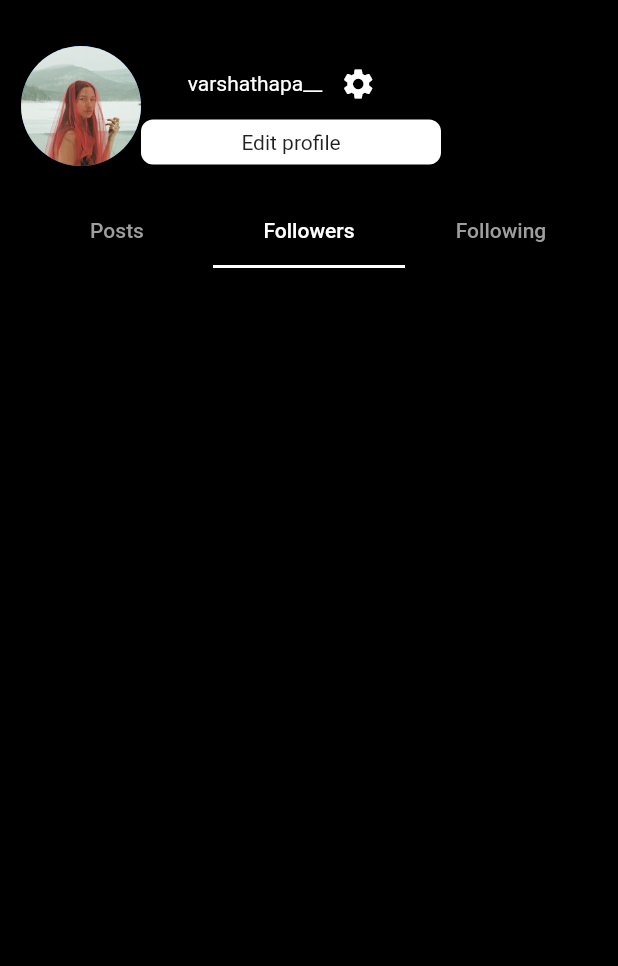
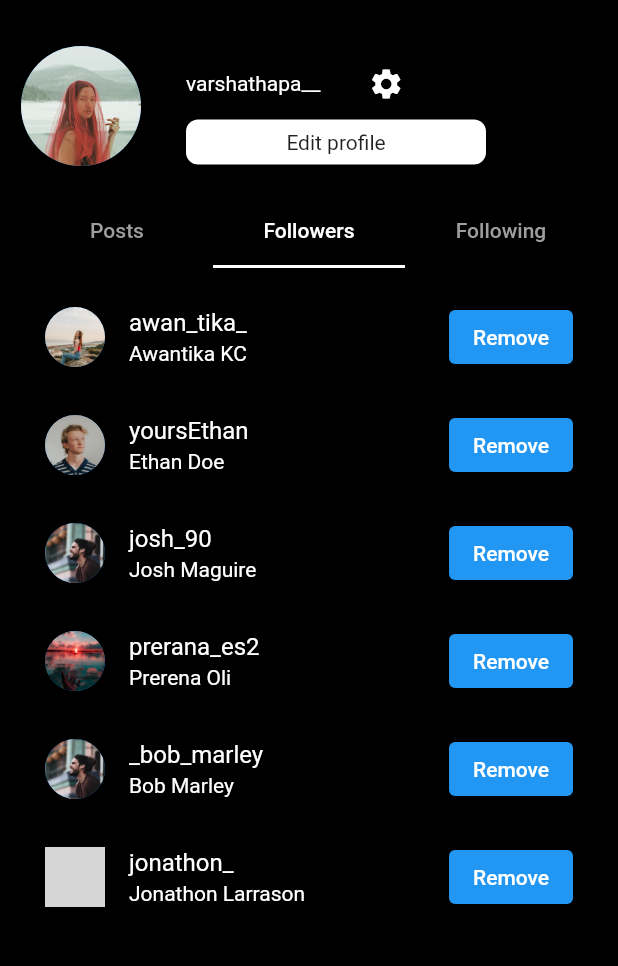
Before and after one commit to khadkabindu/chitchats, a Flutter app: the Profile screen opened directly, tab 2 chosen, on a phone screen of 412 x 824 dp, the part 59-1025 px from its top. Run offline on Flutter 3.47's test engine with Material 2 defaults, Android fonts, the phone set to English and light mode, and no system bars; grey boxes are pictures that could not be loaded.

Commit message:
added followers list

```diff
--- /dev/null
+++ b/lib/screens/followers_list.dart
@@ -0,0 +1,29 @@
+import 'package:flutter/material.dart';
+
+class FollowersList extends StatelessWidget {
+  final List<String> images = [
+    "woman1.jpg","ethan.jpg", "logan.jpg", "handsun.jpg", "man1.jpg", "man2.jpg"
+  ];
+  final List<String> username = ["awan_tika_", "yoursEthan","josh_90", "prerana_es2", "_bob_marley", "jonathon_"];
+  final List<String> name = ["Awantika KC", "Ethan Doe", "Josh Maguire", "Prerena Oli", "Bob Marley", "Jonathon Larrason"];
+   FollowersList({Key? key}) : super(key: key);
+
+  @override
+  Widget build(BuildContext context) {
+    return ListView.builder(
+      itemCount: 6,
+        itemBuilder: (BuildContext context, int index){
+      return ListTile(
+        leading: CircleAvatar(
+          backgroundImage: AssetImage("images/"+images[index]),
+        ),
+        title: Text(username[index], style: TextStyle(color: Colors.white),),
+        subtitle: Text(name[index], style: TextStyle(color: Colors.white),),
+        trailing: ElevatedButton(
+          onPressed: (){},
+          child: Text('Remove'),
+        ),
+      );
+    });
+  }
+}
--- a/lib/screens/profile.dart
+++ b/lib/screens/profile.dart
@@ -1,4 +1,5 @@
 import 'package:flutter/material.dart';
+import 'package:social_media/screens/followers_list.dart';
 import 'package:social_media/screens/profile_posts.dart';
 
 class Profile extends StatefulWidget {
@@ -39,13 +40,16 @@ class _ProfileState extends State<Profile> with SingleTickerProviderStateMixin{
           child: Column(
             children: [
               Row(
+                mainAxisAlignment: MainAxisAlignment.start,
                 children: [
                   CircleAvatar(
                     backgroundImage: AssetImage("images/varsha.jpeg"),
                     radius: 40,
                   ),
+                  SizedBox(width: 30,),
 
                   Column(
+                    crossAxisAlignment: CrossAxisAlignment.start,
                     children: [
                       Row(
                         children: [
@@ -53,6 +57,7 @@ class _ProfileState extends State<Profile> with SingleTickerProviderStateMixin{
                             "varshathapa__",
                             style: TextStyle(color: Colors.white),
                           ),
+                          SizedBox(width: 20,),
                           IconButton(
                               onPressed: () {},
                               icon: Icon(
@@ -61,7 +66,6 @@ class _ProfileState extends State<Profile> with SingleTickerProviderStateMixin{
                               ))
                         ],
                       ),
-                      SizedBox(width: 50,),
                       Container(
                         width: 200,
                         height: 30,
@@ -99,7 +103,7 @@ class _ProfileState extends State<Profile> with SingleTickerProviderStateMixin{
                   controller: _tabController,
                   children: [
                     ProfilePosts(),
-                    Center(child: Text('Followers')),
+                    FollowersList(),
                     Center(child: Text('Following')),
                   ],
                 ),
```
Also changed, not shown: lib/screens/profile_posts.dart (+7 -12 lines).
